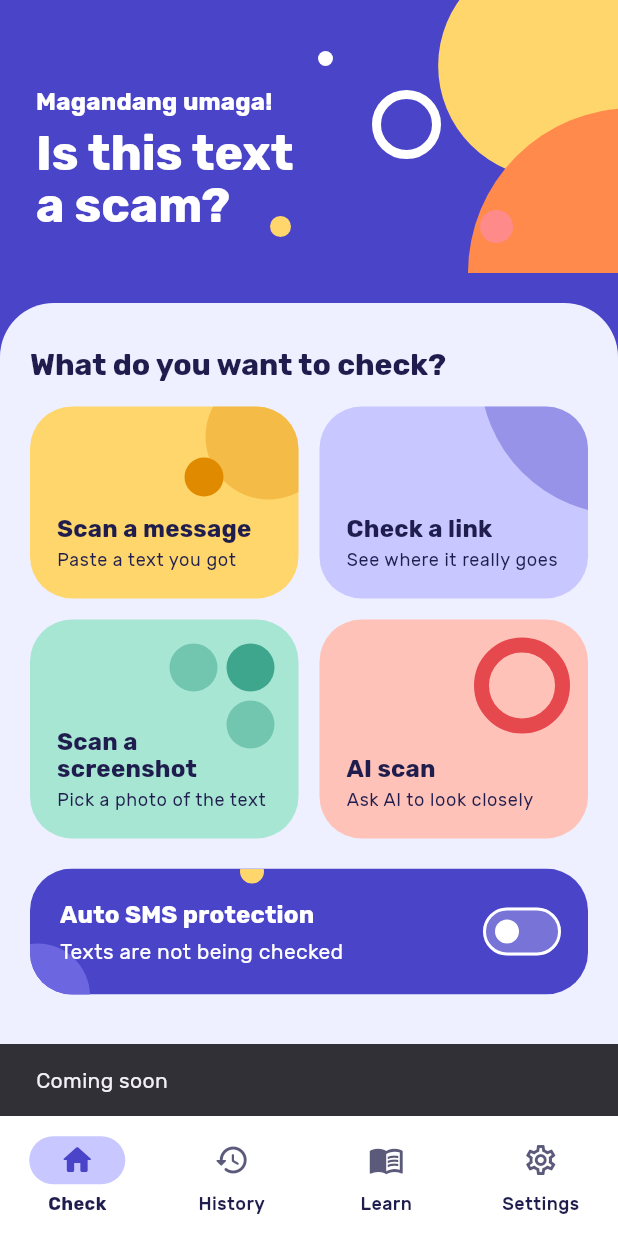
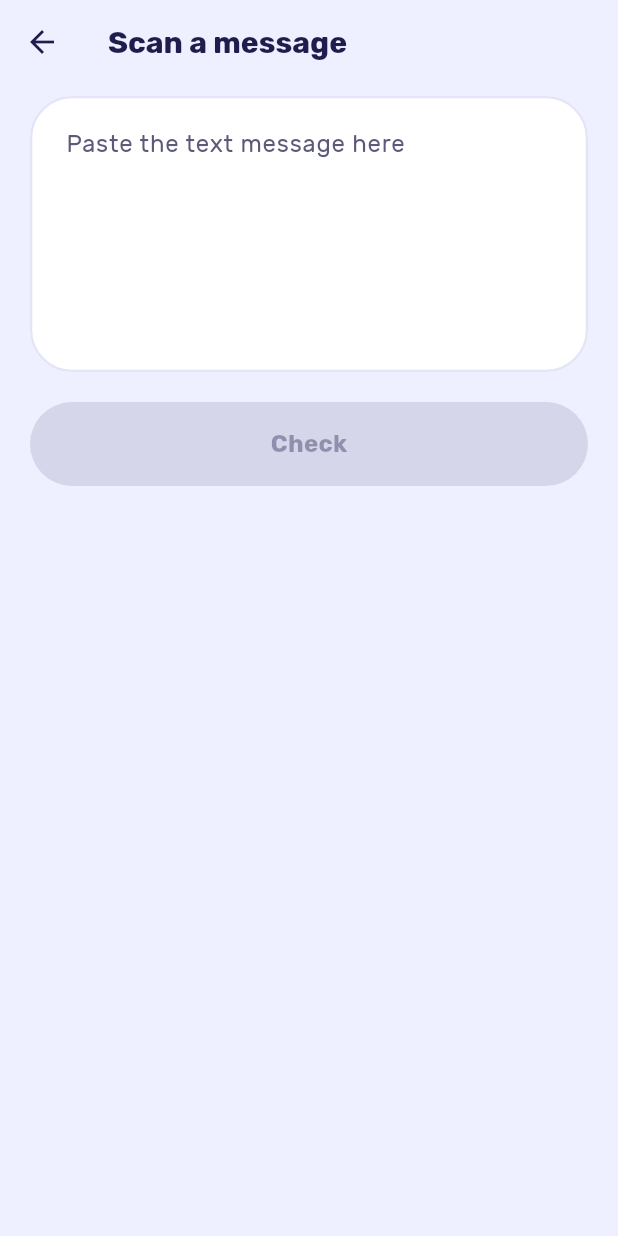
Before and after one commit to heliokii/Usisa, a Flutter app: the screen it shows after launch, after a tap on "Scan a message", on a phone screen of 412 x 824 dp. Run offline on Flutter 3.47's test engine with Material 3 defaults, Android fonts, the phone set to English and light mode, and no system bars; our stand-ins replace flutter_secure_storage, image_picker; missing offline and left inert: file_selector, google_mlkit_text_recognition.

Commit message:
feat(check): Scan a message paste screen and verdict screen
The Scan a message tile opens a paste screen; Check runs the Check
pipeline and shows the verdict screen: verdict-coloured header with icon
and word, the action line, up to 3 reasons, "Checked on your phone"
when no online check ran, and the checked text. Uses the shared motion
widgets. Strings in English and Filipino.

Refs #24

```diff
--- a/lib/app.dart
+++ b/lib/app.dart
@@ -2,15 +2,20 @@ import 'package:flutter/material.dart';
 import 'package:flutter/services.dart';
 
 import 'app/theme.dart';
+import 'features/check/check.dart';
 import 'features/check/home_screen.dart';
+import 'features/check/paste_screen.dart';
 import 'features/history/history_store.dart';
 import 'features/settings/settings_store.dart';
 import 'l10n/app_localizations.dart';
 
 class UsisaApp extends StatefulWidget {
-  const UsisaApp({super.key, this.storage});
+  const UsisaApp({super.key, this.storage, this.runCheck});
 
   final PrivateStorage? storage;
+
+  /// Runs a Check; widget tests pass a fake. Phone-only until consent and the online clients are wired (#30, #33).
+  final RunCheck? runCheck;
 
   @override
   State<UsisaApp> createState() => _UsisaAppState();
@@ -44,13 +49,14 @@ class _UsisaAppState extends State<UsisaApp> {
       locale: Locale(settings.language),
       supportedLocales: AppLocalizations.supportedLocales,
       localizationsDelegates: AppLocalizations.localizationsDelegates,
-      home: const _Shell(),
+      home: _Shell(runCheck: widget.runCheck ?? const CheckPipeline().run),
     ),
   );
 }
 
 class _Shell extends StatefulWidget {
-  const _Shell();
+  const _Shell({required this.runCheck});
+  final RunCheck runCheck;
 
   @override
   State<_Shell> createState() => _ShellState();
@@ -61,7 +67,11 @@ class _ShellState extends State<_Shell> {
   // shortcut: visual-only switch until SMS protection is wired to SmsService (ticket #40).
   bool _smsOn = false;
 
-  void _comingSoon(CheckKind _) {
+  void _startCheck(CheckKind kind) {
+    if (kind == CheckKind.message) {
+      Navigator.of(context).push(MaterialPageRoute<void>(builder: (_) => PasteScreen(runCheck: widget.runCheck)));
+      return;
+    }
     final l = AppLocalizations.of(context);
     ScaffoldMessenger.of(context)
       ..hideCurrentSnackBar()
@@ -84,11 +94,7 @@ class _ShellState extends State<_Shell> {
         body: IndexedStack(
           index: _tab,
           children: [
-            HomeScreen(
-              onCheck: _comingSoon,
-              smsOn: _smsOn,
-              onSmsChanged: (on) => setState(() => _smsOn = on),
-            ),
+            HomeScreen(onCheck: _startCheck, smsOn: _smsOn, onSmsChanged: (on) => setState(() => _smsOn = on)),
             _Placeholder(title: l.navHistory),
             _Placeholder(title: l.navLearn),
             _Placeholder(title: l.navSettings),
--- a/lib/features/check/check.dart
+++ b/lib/features/check/check.dart
@@ -41,12 +41,7 @@ class AiAnswer {
 
 /// What a Check returns; screens only display this.
 class CheckResult {
-  const CheckResult({
-    required this.text,
-    required this.verdict,
-    required this.reasons,
-    required this.checkedOnPhone,
-  });
+  const CheckResult({required this.text, required this.verdict, required this.reasons, required this.checkedOnPhone});
   final String text;
   final Verdict verdict;
 
@@ -59,6 +54,9 @@ class CheckResult {
 
 typedef LinkChecker = Future<List<LinkCheck>> Function(List<String> links);
 typedef AiChecker = Future<AiAnswer?> Function(String text);
+
+/// What screens call to run a Check; [CheckPipeline.run] in the app, a fake in widget tests.
+typedef RunCheck = Future<CheckResult> Function(CheckInput input);
 
 /// The one entry point that runs a Check: phone check, online link check, AI, then the verdict.
 /// Pass a checker only when the person has consented to online checks.
@@ -90,8 +88,7 @@ class CheckPipeline {
 
 const _order = [Verdict.looksSafe, Verdict.beCareful, Verdict.dangerous];
 
-Verdict _atLeast(Verdict v, Verdict floor) =>
-    _order.indexOf(v) < _order.indexOf(floor) ? floor : v;
+Verdict _atLeast(Verdict v, Verdict floor) => _order.indexOf(v) < _order.indexOf(floor) ? floor : v;
 
 /// The verdict decision: spec rules 1-6, in order. Pure.
 CheckResult decideVerdict({
@@ -102,8 +99,14 @@ CheckResult decideVerdict({
   AiAnswer? ai,
 }) {
   bool has(LinkStatus s) => links.any((l) => l.status == s);
-  final strong = [for (final s in phone.signs) if (s.strength == SignStrength.strong) s.code];
-  final weak = [for (final s in phone.signs) if (s.strength == SignStrength.weak) s.code];
+  final strong = [
+    for (final s in phone.signs)
+      if (s.strength == SignStrength.strong) s.code,
+  ];
+  final weak = [
+    for (final s in phone.signs)
+      if (s.strength == SignStrength.weak) s.code,
+  ];
   // A sign quoting words that aren't in the text is dropped on its own.
   final aiSigns = [
     for (final s in ai?.signs ?? const <AiSign>[])
@@ -117,9 +120,7 @@ CheckResult decideVerdict({
     verdict = Verdict.dangerous;
   } else {
     // Rules 2 and 3.
-    var v = useAi
-        ? _order[(ai.level.index + (strong.isEmpty ? 0 : 1)).clamp(0, 2)]
-        : phone.verdict;
+    var v = useAi ? _order[(ai.level.index + (strong.isEmpty ? 0 : 1)).clamp(0, 2)] : phone.verdict;
     // Rule 4.
     if (useAi && aiSigns.contains('gambling_ad')) v = _atLeast(v, Verdict.beCareful);
     // Rule 5.
@@ -140,10 +141,5 @@ CheckResult decideVerdict({
   }.take(3).toList();
   if (reasons.isEmpty && verdict == Verdict.looksSafe) reasons.add('no_signs');
 
-  return CheckResult(
-    text: text,
-    verdict: verdict,
-    reasons: reasons,
-    checkedOnPhone: links.isEmpty && ai == null,
-  );
+  return CheckResult(text: text, verdict: verdict, reasons: reasons, checkedOnPhone: links.isEmpty && ai == null);
 }
--- /dev/null
+++ b/lib/features/check/paste_screen.dart
@@ -0,0 +1,94 @@
+import 'package:flutter/material.dart';
+
+import '../../app/motion.dart';
+import '../../app/theme.dart';
+import '../../l10n/app_localizations.dart';
+import 'check.dart';
+import 'verdict_screen.dart';
+
+/// Scan a message: paste a text, tap Check, see the verdict.
+class PasteScreen extends StatefulWidget {
+  const PasteScreen({super.key, required this.runCheck});
+  final RunCheck runCheck;
+
+  @override
+  State<PasteScreen> createState() => _PasteScreenState();
+}
+
+class _PasteScreenState extends State<PasteScreen> {
+  final _text = TextEditingController();
+  bool _busy = false;
+
+  @override
+  void dispose() {
+    _text.dispose();
+    super.dispose();
+  }
+
+  Future<void> _check() async {
+    setState(() => _busy = true);
+    try {
+      final result = await widget.runCheck(CheckInput(_text.text, source: CheckSource.message));
+      if (!mounted) return;
+      // Pushed on top so Back returns to the pasted text.
+      await Navigator.of(context).push(MaterialPageRoute<void>(builder: (_) => VerdictScreen(result: result)));
+    } finally {
+      if (mounted) setState(() => _busy = false);
+    }
+  }
+
+  @override
+  Widget build(BuildContext context) {
+    final l = AppLocalizations.of(context);
+    final tt = Theme.of(context).textTheme;
+    final field = OutlineInputBorder(
+      borderRadius: BorderRadius.circular(UsisaRadius.card),
+      borderSide: const BorderSide(color: UsisaColors.hairline, width: 1.5),
+    );
+    return Scaffold(
+      appBar: AppBar(
+        backgroundColor: UsisaColors.background,
+        surfaceTintColor: Colors.transparent,
+        title: Text(l.tileMessageTitle, style: tt.titleLarge),
+      ),
+      body: SafeArea(
+        child: ListView(
+          padding: const EdgeInsets.fromLTRB(20, 8, 20, 28),
+          children: [
+            TextField(
+              controller: _text,
+              minLines: 6,
+              maxLines: 12,
+              style: tt.bodyLarge,
+              decoration: InputDecoration(
+                hintText: l.pasteHint,
+                filled: true,
+                fillColor: UsisaColors.surface,
+                contentPadding: const EdgeInsets.all(20),
+                border: field,
+                enabledBorder: field,
+                focusedBorder: field.copyWith(borderSide: const BorderSide(color: UsisaColors.primary, width: 2)),
+              ),
+            ),
+            const SizedBox(height: 20),
+            ListenableBuilder(
+              listenable: _text,
+              builder: (context, _) => PressScale(
+                child: FilledButton(
+                  onPressed: _busy || _text.text.trim().isEmpty ? null : _check,
+                  style: FilledButton.styleFrom(
+                    backgroundColor: UsisaColors.primary,
+                    minimumSize: const Size.fromHeight(56),
+                    shape: const StadiumBorder(),
+                    textStyle: tt.titleMedium,
+                  ),
+                  child: Text(l.checkButton),
+                ),
+              ),
+            ),
+          ],
+        ),
+      ),
+    );
+  }
+}
--- a/lib/features/check/phone_check.dart
+++ b/lib/features/check/phone_check.dart
@@ -41,18 +41,14 @@ const _officialDomains = {
 PhoneCheck phoneCheck(String text) {
   // Lower-case and join lines so requests split across lines still match.
   final t = text.toLowerCase().replaceAll(RegExp(r'\s+'), ' ');
-  final links = [
-    for (final m in _link.allMatches(text)) m[0]!.replaceFirst(RegExp(r'[.,!?;:)]+$'), ''),
-  ];
+  final links = [for (final m in _link.allMatches(text)) m[0]!.replaceFirst(RegExp(r'[.,!?;:)]+$'), '')];
   final signs = <Sign>[
     if (links.isNotEmpty && _secret.hasMatch(t)) const Sign('otp_with_link', SignStrength.strong),
     if (links.any(_isLookalike)) const Sign('lookalike_domain', SignStrength.strong),
     if (_prize.hasMatch(t)) const Sign('prize_claim', SignStrength.strong),
     if (_urgency.hasMatch(t)) const Sign('urgency', SignStrength.weak),
   ];
-  final verdict = signs.any((s) => s.strength == SignStrength.strong)
-      ? Verdict.dangerous
-      : Verdict.looksSafe;
+  final verdict = signs.any((s) => s.strength == SignStrength.strong) ? Verdict.dangerous : Verdict.looksSafe;
   return PhoneCheck(verdict, signs, links);
 }
 
--- a/lib/l10n/app_localizations.dart
+++ b/lib/l10n/app_localizations.dart
@@ -229,6 +229,54 @@ abstract class AppLocalizations {
   /// In en, this message translates to:
   /// **'{code, select, credential_request{Asks for a security secret} payment_request{Requests a payment} urgency{Pressures you to act} impersonation{Possible impersonation} prize{Promises a prize} suspicious_link{Questionable link context} gambling_ad{Gambling ad} other{AI warning sign}}'**
   String aiFindingTitle(String code);
+
+  /// No description provided for @pasteHint.
+  ///
+  /// In en, this message translates to:
+  /// **'Paste the text message here'**
+  String get pasteHint;
+
+  /// No description provided for @checkButton.
+  ///
+  /// In en, this message translates to:
+  /// **'Check'**
+  String get checkButton;
+
+  /// The Verdict word; values match Verdict in lib/features/check/check.dart.
+  ///
+  /// In en, this message translates to:
+  /// **'{verdict, select, looksSafe{Looks safe} beCareful{Be careful} dangerous{Dangerous} other{Couldn\'t check}}'**
+  String verdictWord(String verdict);
+
+  /// One plain sentence telling the person what to do next.
+  ///
+  /// In en, this message translates to:
+  /// **'{verdict, select, looksSafe{Nothing suspicious found. Still, never share your OTP or PIN with anyone.} beCareful{Don\'t tap links or send money until you\'re sure who sent this.} dangerous{Don\'t tap the link, don\'t reply, and don\'t send money.} other{We couldn\'t check this fully. Don\'t open any link or enter any details until you\'re sure who sent it.}}'**
+  String verdictAction(String verdict);
+
+  /// No description provided for @verdictWhy.
+  ///
+  /// In en, this message translates to:
+  /// **'Why'**
+  String get verdictWhy;
+
+  /// No description provided for @checkedOnPhone.
+  ///
+  /// In en, this message translates to:
+  /// **'Checked on your phone'**
+  String get checkedOnPhone;
+
+  /// No description provided for @youChecked.
+  ///
+  /// In en, this message translates to:
+  /// **'You checked'**
+  String get youChecked;
+
+  /// One reason on the verdict screen; codes come from decideVerdict and server/ai_schema.mjs.
+  ///
+  /// In en, this message translates to:
+  /// **'{code, select, no_signs{We found no warning signs} otp_with_link{It asks for your OTP or password and has a link} lookalike_domain{The link pretends to be a known brand\'s website} prize_claim{It says you won a prize you have to claim} urgency{It rushes you to act quickly} gambling_ad{This is an unsolicited gambling ad} flagged_link{Google lists this link as unsafe} shortener_blocked{The link shortener has blocked this link} opens_app{The link opens an app instead of a website} unresolved_link{We couldn\'t see where the link goes} credential_request{It asks for a password, PIN or code} payment_request{It asks you to pay or send money} impersonation{It may be pretending to be someone else} prize{It promises a prize} suspicious_link{The link looks suspicious} other{We found another warning sign}}'**
+  String reason(String code);
 }
 
 class _AppLocalizationsDelegate
```
Also changed, not shown: lib/features/check/verdict_screen.dart (added, +170 -0 lines), lib/l10n/app_en.arb (+12 -1 lines), lib/l10n/app_fil.arb (+9 -1 lines), lib/l10n/app_localizations_en.dart (+61 -0 lines), lib/l10n/app_localizations_fil.dart (+63 -0 lines), 2 other files.
